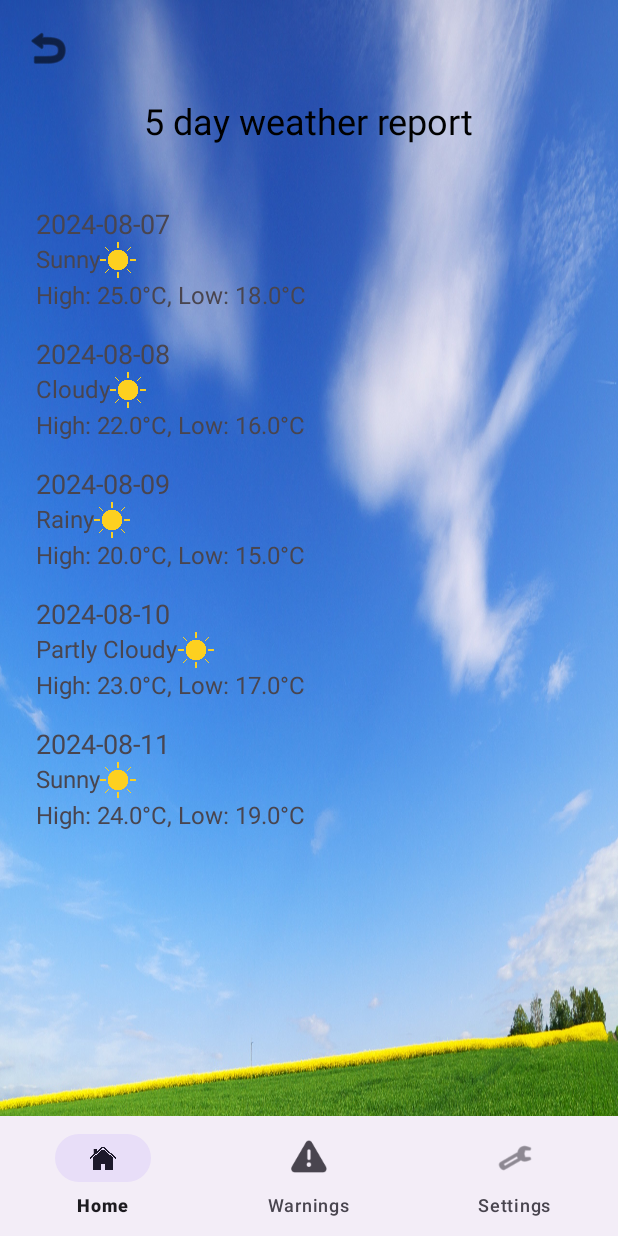
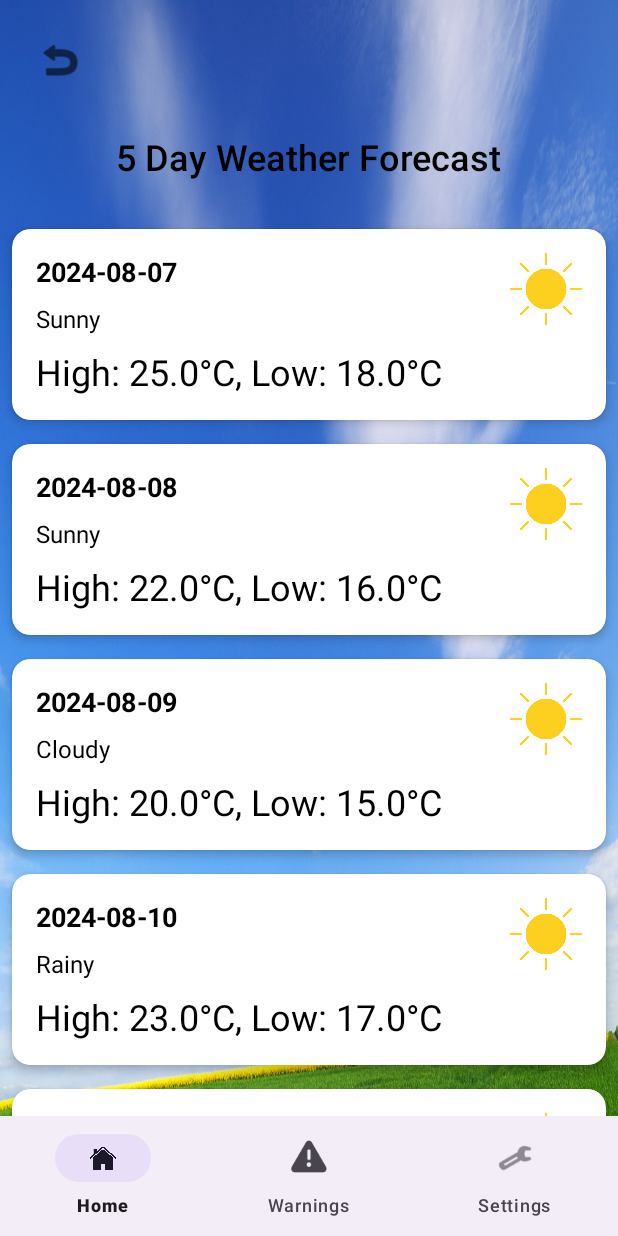
Before and after one commit to TimoMasztalerz/WetterApp, an Android app: the fragment ForecastFragment placed in its activity, on a phone screen of 412 x 824 dp. Run offline under Robolectric (Android 15) with nearby library versions, the light colour scheme and no system bars; our stand-ins replace Room's generated code, navigation-ui.

Commit message:
26.08.2024

```diff
--- a/app/src/main/java/com/example/wetterapp/fragmente/ForecastFragment.kt
+++ b/app/src/main/java/com/example/wetterapp/fragmente/ForecastFragment.kt
@@ -42,8 +42,8 @@ class ForecastFragment : Fragment() {
             requireContext().getSharedPreferences("settings", Context.MODE_PRIVATE)
         val useFahrenheit = sharedPreferences.getBoolean("useFahrenheit", false)
 
-        val db = AppDatabase.getDatabase(requireContext())
-        forecastDao = db.forecastDao()
+        val data = AppDatabase.getDatabase(requireContext())
+        forecastDao = data.forecastDao()
 
         viewLifecycleOwner.lifecycleScope.launch {
             saveForecasts(forecastDao)
@@ -62,13 +62,15 @@ class ForecastFragment : Fragment() {
         }
     }
 
+
+    //Example Forecast
     private suspend fun saveForecasts(forecastDao: ForecastDao) {
         if (forecastDao.getAllForecasts().isEmpty()) {
             val exampleData = listOf(
                 Forecast(date = "2024-08-07", maxTemp = 25.0, minTemp = 18.0, weatherCondition = "Sunny"),
-                Forecast(date = "2024-08-08", maxTemp = 22.0, minTemp = 16.0, weatherCondition = "Cloudy"),
-                Forecast(date = "2024-08-09", maxTemp = 20.0, minTemp = 15.0, weatherCondition = "Rainy"),
-                Forecast(date = "2024-08-10", maxTemp = 23.0, minTemp = 17.0, weatherCondition = "Partly Cloudy"),
+                Forecast(date = "2024-08-08", maxTemp = 22.0, minTemp = 16.0, weatherCondition = "Sunny"),
+                Forecast(date = "2024-08-09", maxTemp = 20.0, minTemp = 15.0, weatherCondition = "Cloudy"),
+                Forecast(date = "2024-08-10", maxTemp = 23.0, minTemp = 17.0, weatherCondition = "Rainy"),
                 Forecast(date = "2024-08-11", maxTemp = 24.0, minTemp = 19.0, weatherCondition = "Sunny")
             )
             forecastDao.insertAll(exampleData)
--- a/app/src/main/res/layout/fragment_forecast.xml
+++ b/app/src/main/res/layout/fragment_forecast.xml
@@ -1,34 +1,44 @@
 <?xml version="1.0" encoding="utf-8"?>
-<LinearLayout xmlns:android="http://schemas.android.com/apk/res/android"
+<androidx.constraintlayout.widget.ConstraintLayout xmlns:android="http://schemas.android.com/apk/res/android"
+    xmlns:app="http://schemas.android.com/apk/res-auto"
     android:layout_width="match_parent"
-    android:layout_height="match_parent"
-    android:orientation="vertical"
-    android:padding="16dp">
+    android:layout_height="match_parent">
 
     <ImageButton
         android:id="@+id/buttonBack"
+        android:layout_width="48dp"
+        android:layout_height="48dp"
+        android:src="@android:drawable/ic_menu_revert"
+        android:contentDescription="Back"
+        android:background="?attr/selectableItemBackgroundBorderless"
+        android:tint="@color/black"
+        android:layout_margin="16dp"
+        app:layout_constraintTop_toTopOf="parent"
+        app:layout_constraintStart_toStartOf="parent" />
+
+    <TextView
+        android:id="@+id/titleTextView"
         android:layout_width="wrap_content"
         android:layout_height="wrap_content"
-        android:src="@android:drawable/ic_menu_revert"
-        android:contentDescription="Back"
-        android:background="?attr/selectableItemBackground"
-        android:tint="#000000"
-        android:layout_marginBottom="16dp"
-        android:layout_gravity="start" />
-
-    <TextView
-        android:layout_width="wrap_content"
-        android:layout_height="wrap_content"
-        android:layout_gravity="center_horizontal"
+        android:text="5 Day Weather Forecast"
+        android:textSize="24sp"
         android:textColor="@color/black"
-        android:paddingBottom="16dp"
-        android:text="5 day weather report"
-        android:textSize="24sp" />
+        android:fontFamily="sans-serif-medium"
+        android:layout_marginTop="24dp"
+        app:layout_constraintTop_toBottomOf="@id/buttonBack"
+        app:layout_constraintStart_toStartOf="parent"
+        app:layout_constraintEnd_toEndOf="parent" />
 
     <androidx.recyclerview.widget.RecyclerView
         android:id="@+id/recyclerViewForecast"
-        android:layout_width="match_parent"
+        android:layout_width="0dp"
         android:layout_height="0dp"
-        android:layout_weight="1"
-        android:layout_marginTop="16dp" />
-</LinearLayout>
+        android:layout_marginTop="24dp"
+        android:clipToPadding="false"
+        android:paddingBottom="16dp"
+        app:layout_constraintTop_toBottomOf="@id/titleTextView"
+        app:layout_constraintBottom_toBottomOf="parent"
+        app:layout_constraintStart_toStartOf="parent"
+        app:layout_constraintEnd_toEndOf="parent" />
+
+</androidx.constraintlayout.widget.ConstraintLayout>
--- a/app/src/main/res/layout/item_forecast.xml
+++ b/app/src/main/res/layout/item_forecast.xml
@@ -1,41 +1,60 @@
 <?xml version="1.0" encoding="utf-8"?>
-<LinearLayout xmlns:android="http://schemas.android.com/apk/res/android"
+<androidx.cardview.widget.CardView
+    xmlns:android="http://schemas.android.com/apk/res/android"
+    xmlns:app="http://schemas.android.com/apk/res-auto"
     android:layout_width="match_parent"
     android:layout_height="wrap_content"
-    android:orientation="vertical"
-    android:padding="8dp">
+    android:layout_margin="8dp"
+    app:cardCornerRadius="12dp"
+    app:cardElevation="4dp">
+
+    <androidx.constraintlayout.widget.ConstraintLayout
+        android:layout_width="match_parent"
+        android:layout_height="wrap_content"
+        android:padding="16dp">
 
         <TextView
             android:id="@+id/textViewDay"
             android:layout_width="wrap_content"
             android:layout_height="wrap_content"
+            android:text="Monday"
             android:textSize="18sp"
-        android:text="Day" />
+            android:textStyle="bold"
+            android:textColor="@color/black"
+            app:layout_constraintTop_toTopOf="parent"
+            app:layout_constraintStart_toStartOf="parent" />
 
-    <LinearLayout
-        android:layout_width="wrap_content"
-        android:layout_height="wrap_content"
-        android:orientation="horizontal">
+        <ImageView
+            android:id="@+id/imageViewCondition"
+            android:layout_width="48dp"
+            android:layout_height="48dp"
+            android:src="@drawable/sun"
+            android:contentDescription="@string/weather_condition_icon"
+            app:layout_constraintTop_toTopOf="parent"
+            app:layout_constraintEnd_toEndOf="parent" />
 
         <TextView
             android:id="@+id/textViewCondition"
-            android:layout_width="wrap_content"
+            android:layout_width="0dp"
             android:layout_height="wrap_content"
+            android:text="Sunny"
             android:textSize="16sp"
-            android:text="Condition" />
-
-        <ImageView
-            android:id="@+id/imageViewCondition"
-            android:layout_width="24dp"
-            android:layout_height="24dp"
-            android:contentDescription="@string/weather_condition_icon"
-            android:src="@drawable/sun" />
-    </LinearLayout>
+            android:textColor="@color/black"
+            android:layout_marginTop="8dp"
+            app:layout_constraintTop_toBottomOf="@id/textViewDay"
+            app:layout_constraintStart_toStartOf="parent"
+            app:layout_constraintEnd_toStartOf="@id/imageViewCondition" />
 
         <TextView
             android:id="@+id/textViewTemp"
             android:layout_width="wrap_content"
             android:layout_height="wrap_content"
-        android:textSize="16sp"
-        android:text="Temperature" />
-</LinearLayout>
+            android:text="25°C"
+            android:textSize="24sp"
+            android:textColor="@color/black"
+            android:layout_marginTop="8dp"
+            app:layout_constraintTop_toBottomOf="@id/textViewCondition"
+            app:layout_constraintStart_toStartOf="parent" />
+
+    </androidx.constraintlayout.widget.ConstraintLayout>
+</androidx.cardview.widget.CardView>
```
Also changed, not shown: app/src/main/res/layout/fragment_warning.xml (+71 -21 lines). Lines whose indentation alone changed are shown as unchanged.
